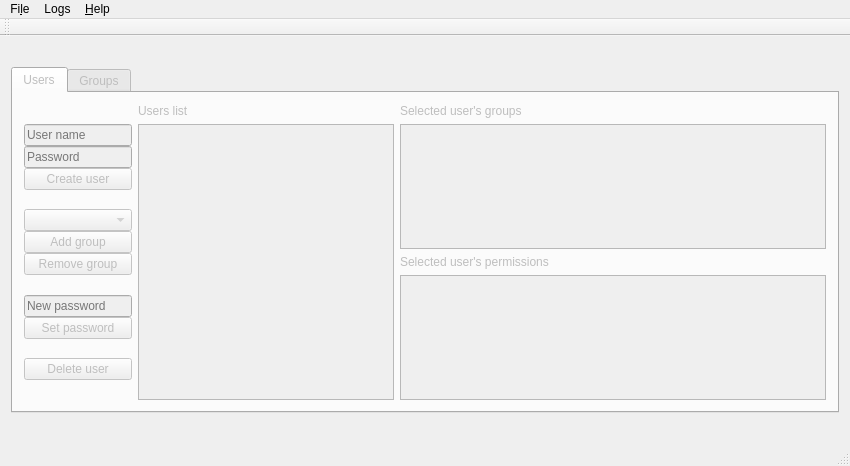
First picture: the form in MainWindow.ui, repository Credid/credid-client-qt, before the edit.
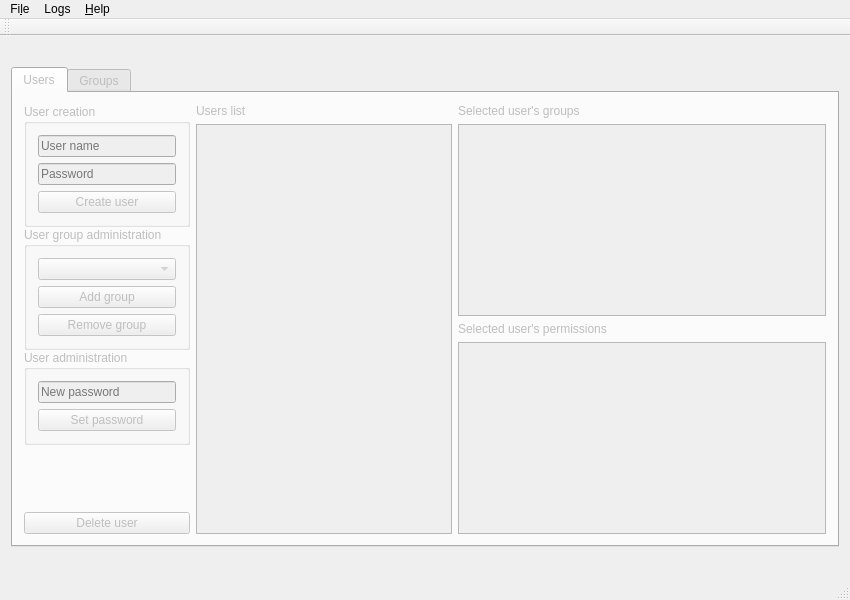
Second picture: the form after the edit. The open tabs and pages were chosen to show the change.

Patch:
```diff
--- a/MainWindow.ui
+++ b/MainWindow.ui
@@ -7,13 +7,13 @@
     <x>0</x>
     <y>0</y>
     <width>850</width>
-    <height>466</height>
+    <height>600</height>
    </rect>
   </property>
   <property name="minimumSize">
    <size>
     <width>850</width>
-    <height>466</height>
+    <height>600</height>
    </size>
   </property>
   <property name="windowTitle">
@@ -48,23 +48,16 @@
        </attribute>
        <layout class="QHBoxLayout" name="layoutUsers" stretch="0,0,1">
         <item>
-         <layout class="QVBoxLayout" name="verticalLayout_2" stretch="0,0,0,0,0,0,0,0,0,0,0,0,0,0">
+         <layout class="QVBoxLayout" name="verticalLayout_2" stretch="0,0,0,0,0">
           <property name="spacing">
            <number>0</number>
           </property>
           <item>
-           <spacer name="verticalSpacer_6">
-            <property name="orientation">
-             <enum>Qt::Vertical</enum>
+           <widget class="QGroupBox" name="userCreateBox">
+            <property name="title">
+             <string>User creation</string>
             </property>
-            <property name="sizeHint" stdset="0">
-             <size>
-              <width>20</width>
-              <height>40</height>
-             </size>
-            </property>
-           </spacer>
-          </item>
+            <layout class="QVBoxLayout" name="verticalLayout_6">
           <item>
            <widget class="QLineEdit" name="newUser_Name">
             <property name="toolTip">
@@ -98,19 +91,15 @@
             </property>
            </widget>
           </item>
-          <item>
-           <spacer name="verticalSpacer_5">
-            <property name="orientation">
-             <enum>Qt::Vertical</enum>
-            </property>
-            <property name="sizeHint" stdset="0">
-             <size>
-              <width>20</width>
-              <height>40</height>
-             </size>
-            </property>
-           </spacer>
+            </layout>
+           </widget>
           </item>
+          <item>
+           <widget class="QGroupBox" name="userGroupBox">
+            <property name="title">
+             <string>User group administration</string>
+            </property>
+            <layout class="QVBoxLayout" name="verticalLayout_8">
           <item>
            <widget class="QComboBox" name="userGroupSelector"/>
           </item>
@@ -128,19 +117,15 @@
             </property>
            </widget>
           </item>
-          <item>
-           <spacer name="verticalSpacer">
-            <property name="orientation">
-             <enum>Qt::Vertical</enum>
-            </property>
-            <property name="sizeHint" stdset="0">
-             <size>
-              <width>20</width>
-              <height>40</height>
-             </size>
-            </property>
-           </spacer>
+            </layout>
+           </widget>
           </item>
+          <item>
+           <widget class="QGroupBox" name="userAdminBox">
+            <property name="title">
+             <string>User administration</string>
+            </property>
+            <layout class="QVBoxLayout" name="verticalLayout_9">
           <item>
            <widget class="QLineEdit" name="newPassword">
             <property name="toolTip">
@@ -158,6 +143,9 @@
             </property>
            </widget>
           </item>
+            </layout>
+           </widget>
+          </item>
           <item>
            <spacer name="verticalSpacer_2">
             <property name="orientation">
@@ -178,19 +166,6 @@
             </property>
            </widget>
           </item>
-          <item>
-           <spacer name="verticalSpacer_7">
-            <property name="orientation">
-             <enum>Qt::Vertical</enum>
-            </property>
-            <property name="sizeHint" stdset="0">
-             <size>
-              <width>20</width>
-              <height>40</height>
-             </size>
-            </property>
-           </spacer>
-          </item>
          </layout>
         </item>
         <item>
```
Left out of the diff: 44 changed lines with no effect on the pictures. Lines whose indentation alone changed are shown as unchanged.
